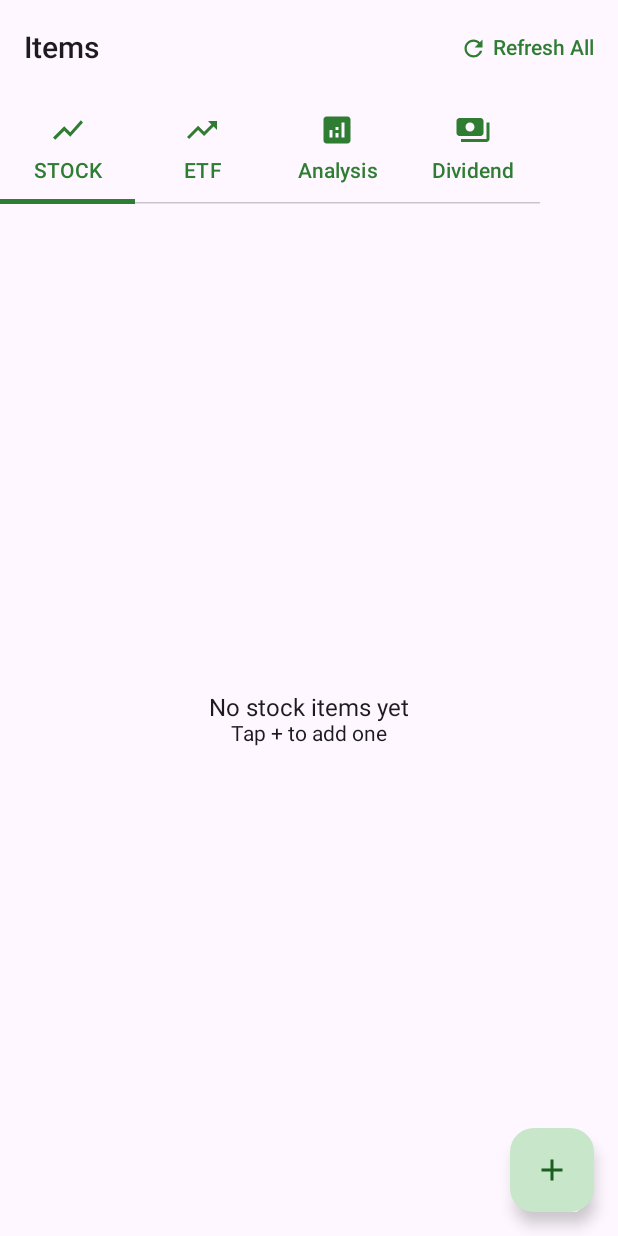
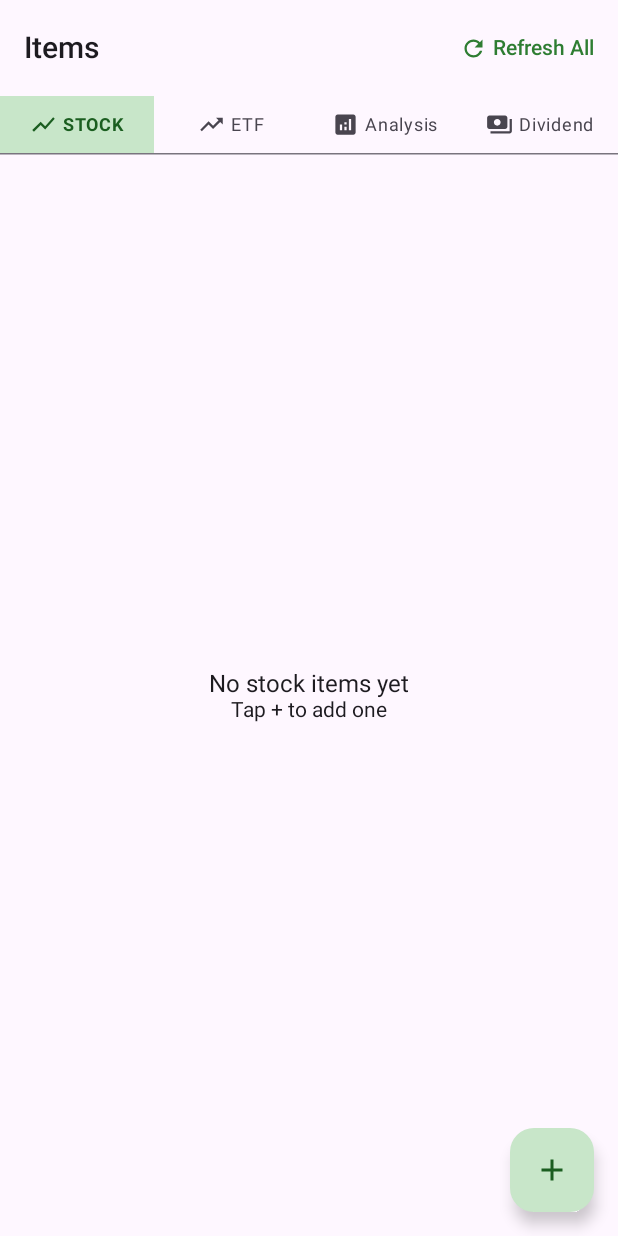
Before and after one commit to rvpals/INVESTHELP, an Android app built with Jetpack Compose: the composable ItemListScreen shown on its own in the app's theme, on a phone screen of 412 x 824 dp. Run offline under Robolectric (Android 15) with nearby library versions, the phone set to English and light mode, and no system bars; our stand-ins replace Dagger/Hilt's generated code, Room's generated code; pictures from the network do not load.

Commit message:
Fix Positions tabs visibility, use flat row layout for all 4 tabs
Replace ScrollableTabRow with equal-width Row so STOCK, ETF, Analysis,
and Dividend tabs are all visible without scrolling.

Co-Authored-By: Claude Opus 4.6 <noreply@anthropic.com>

```diff
--- a/ANDROID_APP/app/src/main/java/com/investhelp/app/MainActivity.kt
+++ b/ANDROID_APP/app/src/main/java/com/investhelp/app/MainActivity.kt
@@ -296,6 +296,7 @@ fun GlobalTopBar(navController: NavHostController) {
                     Spacer(modifier = Modifier.height(4.dp))
                     Text(
                         "• Dividend tab on Positions screen — annual income breakdown with Stock/ETF pie charts and sortable tables\n" +
+                        "• Positions tabs now show all 4 tabs in a single row (STOCK, ETF, Analysis, Dividend)\n" +
                         "• APK filename now includes version number\n" +
                         "• Dividend rate displayed on position rows and item detail",
                         style = MaterialTheme.typography.bodySmall
--- a/ANDROID_APP/app/src/main/java/com/investhelp/app/ui/item/ItemListScreen.kt
+++ b/ANDROID_APP/app/src/main/java/com/investhelp/app/ui/item/ItemListScreen.kt
@@ -53,8 +53,6 @@ import androidx.compose.material3.OutlinedTextField
 import androidx.compose.material3.Scaffold
 import androidx.compose.material3.SnackbarHost
 import androidx.compose.material3.SnackbarHostState
-import androidx.compose.material3.ScrollableTabRow
-import androidx.compose.material3.Tab
 import androidx.compose.material3.Text
 import androidx.compose.material3.TextButton
 import androidx.compose.material3.TopAppBar
@@ -242,16 +240,27 @@ fun ItemListScreen(
                 .fillMaxSize()
                 .padding(padding)
         ) {
-            ScrollableTabRow(selectedTabIndex = selectedTab, edgePadding = 0.dp) {
+            Row(modifier = Modifier.fillMaxWidth()) {
                 tabs.forEachIndexed { index, tab ->
-                    Tab(
-                        selected = selectedTab == index,
-                        onClick = { selectedTab = index },
-                        text = { Text(tab.title) },
-                        icon = { Icon(tab.icon, contentDescription = tab.title) }
-                    )
+                    val isSelected = selectedTab == index
+                    val bgColor = if (isSelected) MaterialTheme.colorScheme.primaryContainer else Color.Transparent
+                    val contentColor = if (isSelected) MaterialTheme.colorScheme.onPrimaryContainer else MaterialTheme.colorScheme.onSurfaceVariant
+                    Box(
+                        modifier = Modifier
+                            .weight(1f)
+                            .clickable { selectedTab = index }
+                            .background(bgColor)
+                            .padding(vertical = 10.dp),
+                        contentAlignment = Alignment.Center
+                    ) {
+                        Row(verticalAlignment = Alignment.CenterVertically, horizontalArrangement = Arrangement.spacedBy(4.dp)) {
+                            Icon(tab.icon, contentDescription = tab.title, modifier = Modifier.size(18.dp), tint = contentColor)
+                            Text(tab.title, style = MaterialTheme.typography.labelMedium, color = contentColor, fontWeight = if (isSelected) FontWeight.Bold else FontWeight.Normal)
+                        }
+                    }
                 }
             }
+            HorizontalDivider(color = MaterialTheme.colorScheme.outline)
 
             when (selectedTab) {
                 0, 1 -> {
```
Also changed, not shown: 4 other files.
